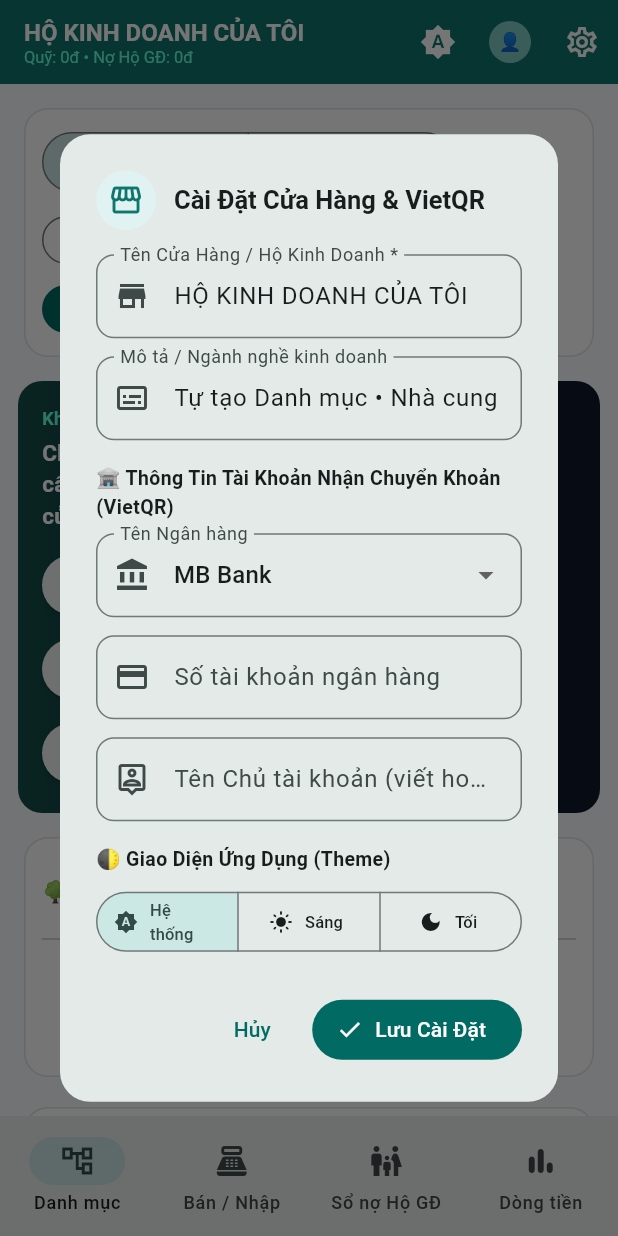
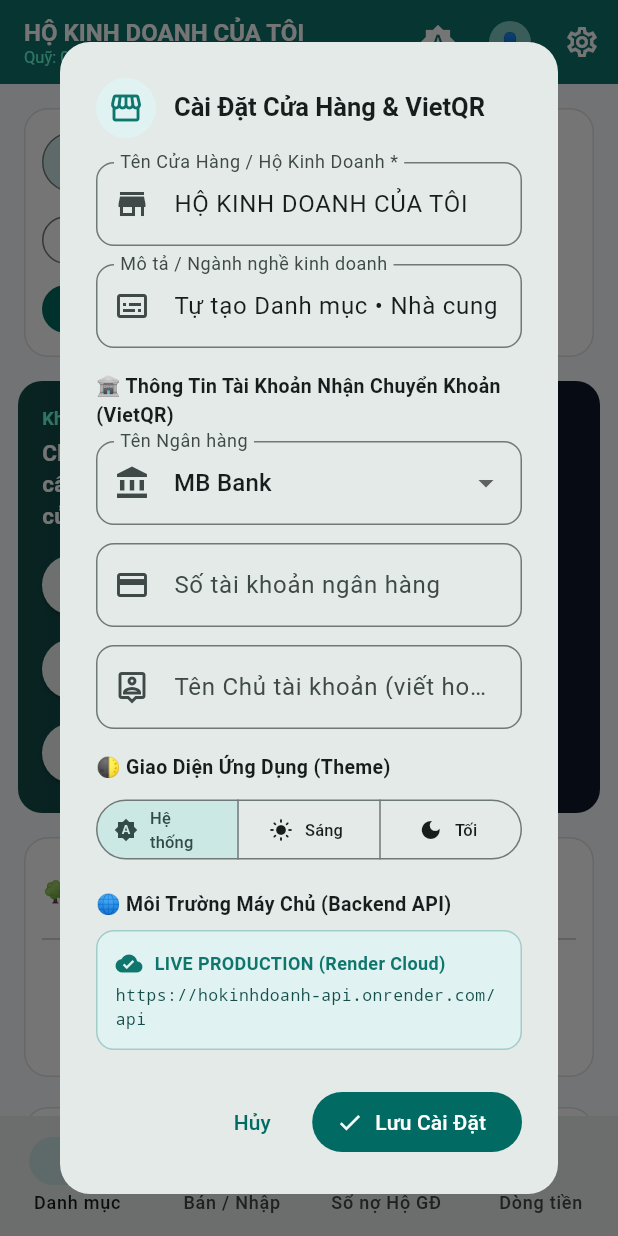
Before and after one commit to Quangmerino/hokinhdoanh, a Flutter app: the MainNavigationShell screen opened directly with empty values, after a tap on the "settings" icon, on a phone screen of 412 x 824 dp. Run offline on Flutter 3.47's test engine with Material 3 defaults, Android fonts, the phone set to English and light mode, and no system bars; our stand-ins replace sqflite; accounts and stored records are empty.

Commit message:
feat(deploy): connect to live Cloud API and configure GitHub Pages CI/CD deployment

```diff
--- a/lib/core/api/api_constants.dart
+++ b/lib/core/api/api_constants.dart
@@ -1,35 +1,40 @@
 import 'package:flutter/foundation.dart';
 
 class ApiConstants {
+  /// Production Live API URL trên Cloud (Render & Neon PostgreSQL)
+  static const String liveProductionUrl = 'https://hokinhdoanh-api.onrender.com/api';
+
+  /// URL cục bộ khi phát triển trên máy (Local development)
+  static const String localHostUrl = 'http://localhost:3000/api';
+  static const String localAndroidEmulatorUrl = 'http://10.0.2.2:3000/api';
+
   /// Cho phép truyền URL server thật khi build app:
-  /// flutter build apk --dart-define=API_URL=https://your-domain.com/api
-  /// flutter build web --dart-define=API_URL=https://your-domain.com/api
+  /// flutter build apk --dart-define=API_URL=https://hokinhdoanh-api.onrender.com/api
+  /// flutter build web --dart-define=API_URL=https://hokinhdoanh-api.onrender.com/api
   static const String _envApiUrl = String.fromEnvironment('API_URL', defaultValue: '');
+
+  /// Cho phép người dùng chuyển đổi runtime giữa Live Cloud và Local trong màn hình Cài đặt
+  static String? customBaseUrl;
 
   /// Base URL của Backend NestJS API
   /// Mặc định:
-  /// - Nếu có truyền biến môi trường API_URL -> sử dụng URL đó
-  /// - Windows / macOS / Linux / Web: http://localhost:3000/api
-  /// - Android Emulator: http://10.0.2.2:3000/api
+  /// 1. Nếu có cấu hình customBaseUrl -> dùng customBaseUrl
+  /// 2. Nếu có truyền biến môi trường API_URL -> sử dụng URL đó
+  /// 3. Mặc định: Trỏ trực tiếp đến Live Production API trên Cloud
   static String get baseUrl {
+    if (customBaseUrl != null && customBaseUrl!.trim().isNotEmpty) {
+      return customBaseUrl!.trim();
+    }
     if (_envApiUrl.isNotEmpty) {
       return _envApiUrl;
     }
-    if (kIsWeb) {
-      return 'http://localhost:3000/api';
-    }
-    switch (defaultTargetPlatform) {
-      case TargetPlatform.android:
-        // 10.0.2.2 trỏ về localhost máy host từ Android Emulator
-        return 'http://10.0.2.2:3000/api';
-      case TargetPlatform.iOS:
-      case TargetPlatform.windows:
-      case TargetPlatform.macOS:
-      case TargetPlatform.linux:
-      default:
-        return 'http://localhost:3000/api';
-    }
+    // Mặc định kết nối trực tiếp Live Production Server
+    return liveProductionUrl;
   }
+
+  /// Trạng thái đang kết nối môi trường Live
+  static bool get isLiveEnvironment =>
+      baseUrl.contains('hokinhdoanh-api.onrender.com') || baseUrl.startsWith('https://');
 
   // Auth Endpoints
   static const String register = '/auth/register';
--- a/lib/features/navigation/dialogs/store_settings_dialog.dart
+++ b/lib/features/navigation/dialogs/store_settings_dialog.dart
@@ -1,4 +1,5 @@
 import 'package:flutter/material.dart';
+import '../../../core/api/api_constants.dart';
 import '../../../core/controllers/business_controller.dart';
 import '../../../core/models/models.dart';
 import '../../../core/utils/validators.dart';
@@ -147,6 +148,48 @@ void showStoreSettingsDialog(BuildContext context, BusinessController ctrl) {
                   selected: {selectedTheme},
                   onSelectionChanged: (v) => setDialogState(() => selectedTheme = v.first),
                 ),
+                const SizedBox(height: 16),
+                const Text(
+                  '🌐 Môi Trường Máy Chủ (Backend API)',
+                  style: TextStyle(fontWeight: FontWeight.bold, fontSize: 13),
+                ),
+                const SizedBox(height: 8),
+                Container(
+                  padding: const EdgeInsets.all(12),
+                  decoration: BoxDecoration(
+                    color: const Color(0xFFE0F2F1),
+                    borderRadius: BorderRadius.circular(12),
+                    border: Border.all(color: const Color(0xFF0F766E).withOpacity(0.3)),
+                  ),
+                  child: Column(
+                    crossAxisAlignment: CrossAxisAlignment.start,
+                    children: [
+                      const Row(
+                        children: [
+                          Icon(Icons.cloud_done, size: 18, color: Color(0xFF0F766E)),
+                          SizedBox(width: 8),
+                          Text(
+                            'LIVE PRODUCTION (Render Cloud)',
+                            style: TextStyle(
+                              fontWeight: FontWeight.bold,
+                              fontSize: 12,
+                              color: Color(0xFF0F766E),
+                            ),
+                          ),
+                        ],
+                      ),
+                      const SizedBox(height: 4),
+                      Text(
+                        ApiConstants.baseUrl,
+                        style: const TextStyle(
+                          fontSize: 11,
+                          fontFamily: 'monospace',
+                          color: Color(0xFF134E4A),
+                        ),
+                      ),
+                    ],
+                  ),
+                ),
               ],
             ),
           ),
```
Also changed, not shown: 1 other file.
